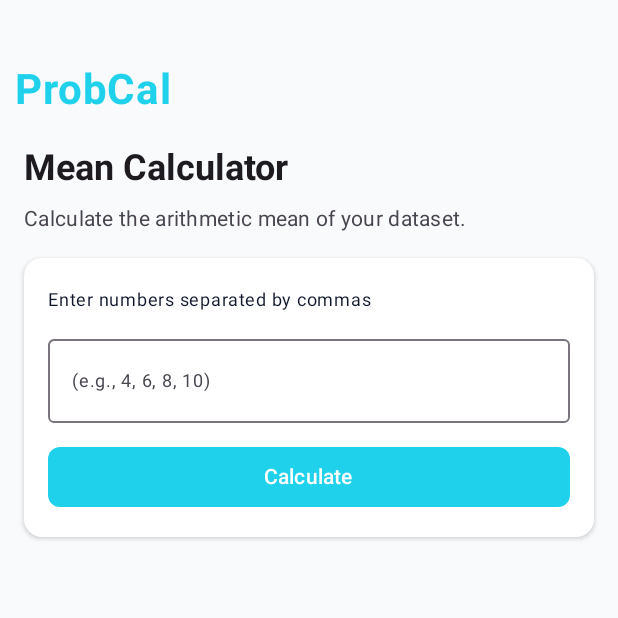
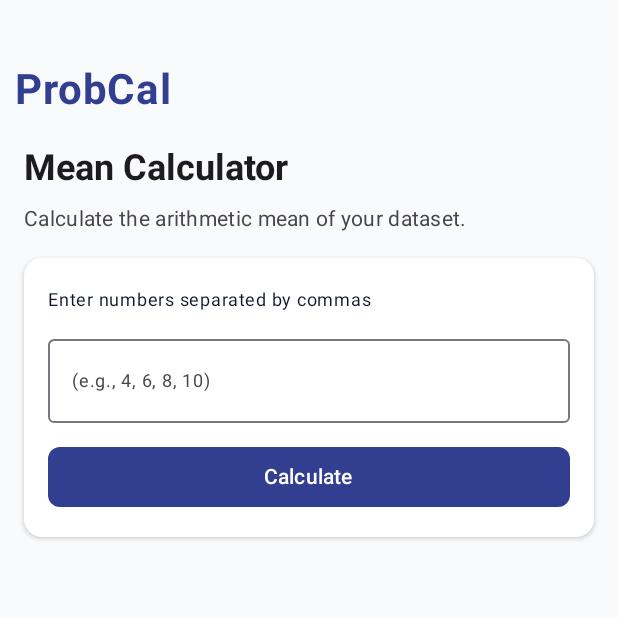
Before and after one commit to Ryanny-y/ProbCall, an Android app built with Jetpack Compose: the screen it shows after launch (MainActivity), after a tap on "Mean Calculator", on a phone screen of 412 x 824 dp, the top half of it. Run offline under Robolectric (Android 15) with nearby library versions, the phone set to English and light mode, and no system bars.

Commit message:
Change Color for the NU theme

```diff
--- a/app/src/main/java/com/example/probcal/ui/theme/Color.kt
+++ b/app/src/main/java/com/example/probcal/ui/theme/Color.kt
@@ -2,13 +2,8 @@ package com.example.probcal.ui.theme
 
 import androidx.compose.ui.graphics.Color
 
-val Purple80 = Color(0xFFD0BCFF)
-val PurpleGrey80 = Color(0xFFCCC2DC)
-val Pink80 = Color(0xFFEFB8C8)
+val Blue100 = Color(0xFF323E90);
 
-val Purple40 = Color(0xFF6650a4)
-val PurpleGrey40 = Color(0xFF625b71)
-val Pink40 = Color(0xFF7D5260)
+val Blue70 = Color(0xB3323E90)
 
-val Cyan100 = Color(0xFF1FD1EB)
-val Cyan70 = Color(0x4D00747d)
+val Yellow100 = Color(0xFFB89A0F)
--- a/app/src/main/java/com/example/probcal/ui/theme/Theme.kt
+++ b/app/src/main/java/com/example/probcal/ui/theme/Theme.kt
@@ -1,26 +1,22 @@
 package com.example.probcal.ui.theme
 
-import android.app.Activity
-import android.os.Build
 import androidx.compose.foundation.isSystemInDarkTheme
 import androidx.compose.material3.MaterialTheme
 import androidx.compose.material3.darkColorScheme
-import androidx.compose.material3.dynamicDarkColorScheme
-import androidx.compose.material3.dynamicLightColorScheme
 import androidx.compose.material3.lightColorScheme
 import androidx.compose.runtime.Composable
 import androidx.compose.ui.graphics.Color
-import androidx.compose.ui.platform.LocalContext
 
 private val DarkColorScheme = darkColorScheme(
-    primary = Cyan100,
+    primary = Yellow100,
     secondary = Color.White,
-//    tertiary = Cyan100,
+//    tertiary = Blue100,
     background = Color(0xFF151D28),
     onBackground = Color.White,
-    surface = Cyan100,
+    surface = Blue100,
     onSurface = Color.White,
 
+    onPrimary = Color.White,
     onSurfaceVariant = Color(0xB3FFFFFF),
 
 //    Card
@@ -28,11 +24,11 @@ private val DarkColorScheme = darkColorScheme(
 )
 
 private val LightColorScheme = lightColorScheme(
-    primary = Cyan100,
-    secondary = Cyan70,
-//    tertiary = Cyan100,
+    primary = Blue100,
+    secondary = Blue70,
+//    tertiary = Blue100,
     background = Color(0xFFF8FAFC),
-    surface = Cyan100,
+    surface = Blue100,
     onSurface = Color(0xFF0F172A),
 
 
@@ -49,15 +45,9 @@ private val LightColorScheme = lightColorScheme(
 @Composable
 fun ProbCalTheme(
     darkTheme: Boolean = isSystemInDarkTheme(),
-    // Dynamic color is available on Android 12+
-//    dynamicColor: Boolean = true,
     content: @Composable () -> Unit
 ) {
     val colorScheme = when {
-//        dynamicColor && Build.VERSION.SDK_INT >= Build.VERSION_CODES.S -> {
-//            val context = LocalContext.current
-//            if (darkTheme) dynamicDarkColorScheme(context) else dynamicLightColorScheme(context)
-//        }
         darkTheme -> DarkColorScheme
         else -> LightColorScheme
     }
```
